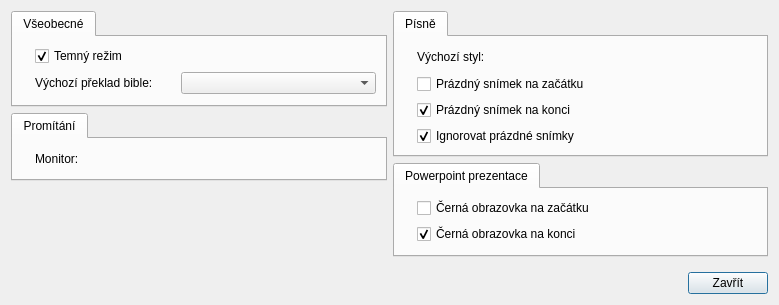
Before: the Qt Designer form src/gui/settingsdialog.ui in CZDanol/StrawLumen, drawn with Qt 5.
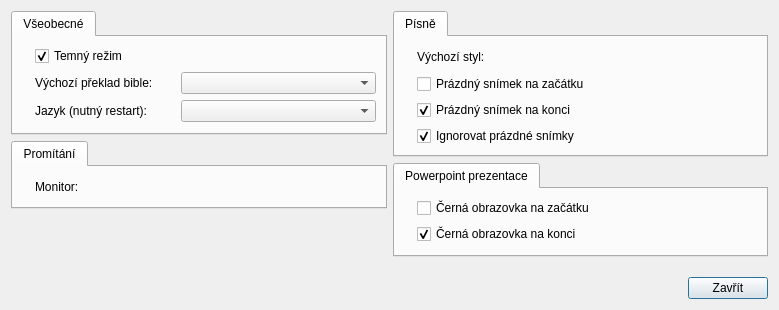
After: the same form once the commit is applied. Icons and pictures are not drawn. Custom widgets are drawn as their Qt base class.

Diff of the .ui file:
```diff
--- a/src/gui/settingsdialog.ui
+++ b/src/gui/settingsdialog.ui
@@ -10,7 +10,7 @@
     <x>0</x>
     <y>0</y>
     <width>779</width>
-    <height>305</height>
+    <height>310</height>
    </rect>
   </property>
   <property name="windowTitle">
@@ -108,6 +108,30 @@
              </property>
             </widget>
            </item>
+           <item row="2" column="0">
+            <widget class="QLabel" name="label_13">
+             <property name="pixmap">
+              <pixmap resource="../../res/resources.qrc">:/icons/16/language_16px.png</pixmap>
+             </property>
+            </widget>
+           </item>
+           <item row="2" column="1">
+            <widget class="QLabel" name="label_14">
+             <property name="text">
+              <string>Jazyk (nutný restart):</string>
+             </property>
+            </widget>
+           </item>
+           <item row="2" column="3">
+            <widget class="QComboBox" name="cmbLanguage">
+             <property name="sizePolicy">
+              <sizepolicy hsizetype="Expanding" vsizetype="Fixed">
+               <horstretch>0</horstretch>
+               <verstretch>0</verstretch>
+              </sizepolicy>
+             </property>
+            </widget>
+           </item>
           </layout>
          </widget>
         </widget>
```
Left out of the diff: 14 changed lines with no effect on the pictures.
